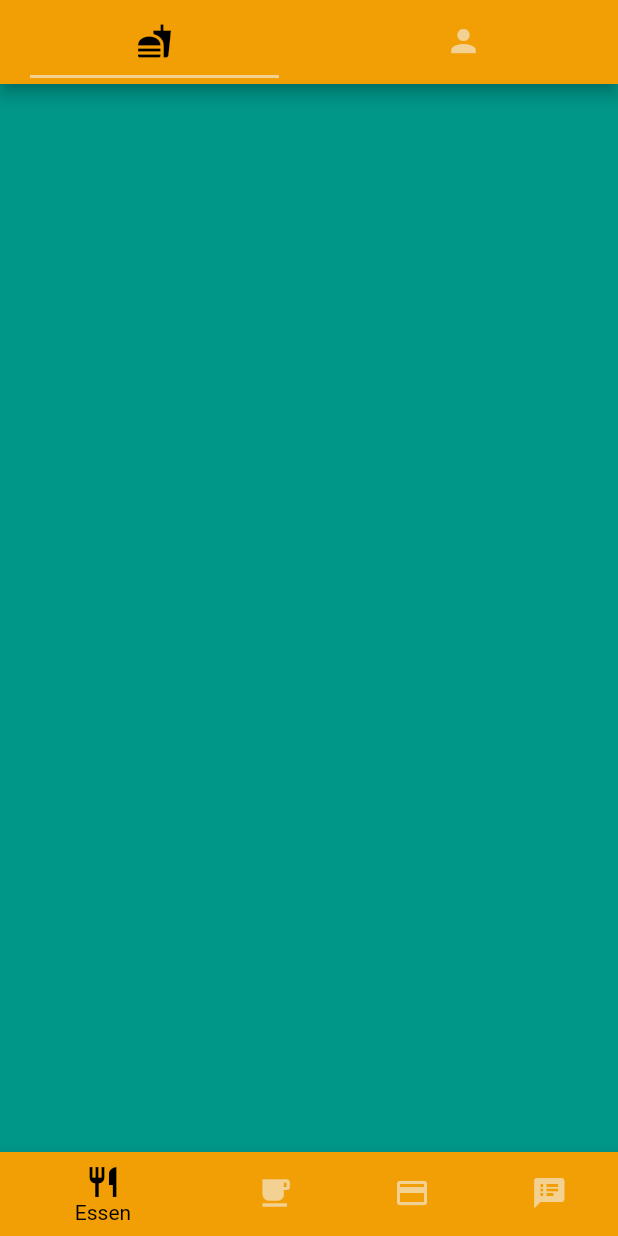
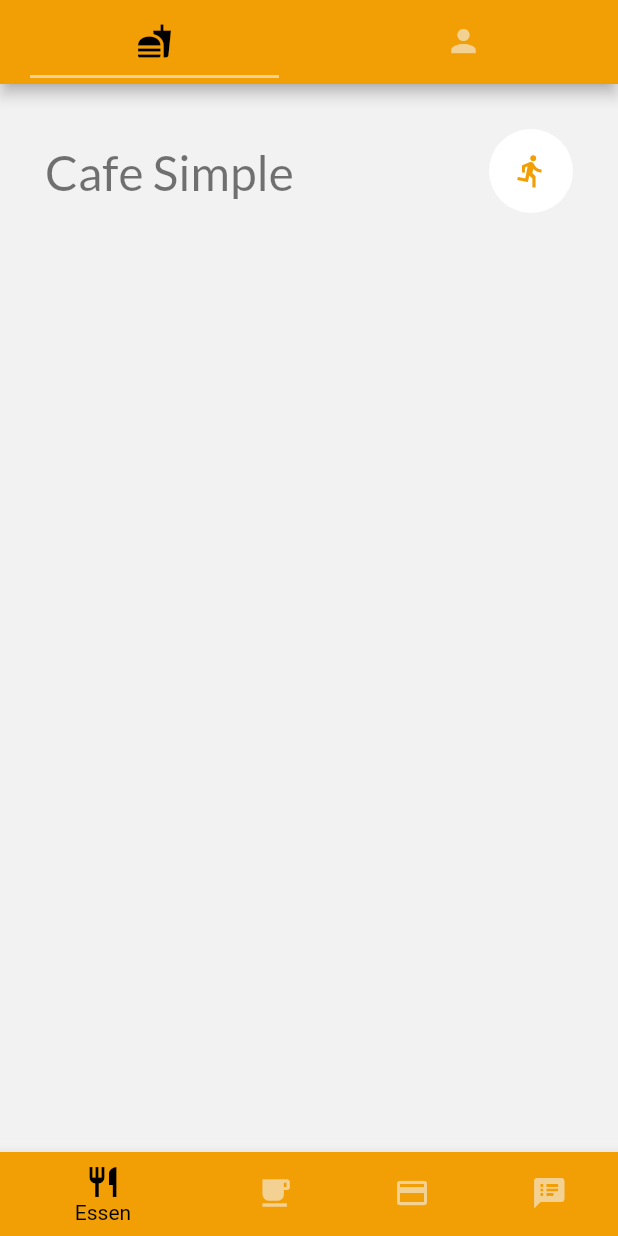
Before and after one commit to TimBayer123/GastroMeUI, a Flutter app: the screen it shows after launch, after a tap on "Check-In", on a phone screen of 412 x 824 dp. Run offline on Flutter 3.47's test engine with Material 2 defaults, Android fonts, the phone set to English and light mode, and no system bars.

Commit message:
Anpassungen des UI Layouts, Hinzufügen des Headline Widgets, SpeisekarteHeader erstellt

```diff
--- a/lib/MainLayout.dart
+++ b/lib/MainLayout.dart
@@ -1,6 +1,7 @@
 import 'dart:io';
 
 import 'package:flutter/material.dart';
+import 'package:gastrome/pages/Menu.dart';
 import 'package:gastrome/pages/RestaurantOverview.dart';
 import 'package:gastrome/widgets/LoginWidget.dart';
 
@@ -30,10 +31,10 @@ class _MainLayoutState extends State<MainLayout>
 
   //In dieser Liste sind alle Seiten aufgeführt, die über die Navbar erreichbar sind
   final List<Widget> listOfPages = [
-    PlaceholderWidget(Colors.teal),
+    Menu(),
     PlaceholderWidget(Colors.blueGrey),
     PlaceholderWidget(Colors.green),
-    PlaceholderWidget(Colors.pink)
+    PlaceholderWidget(Colors.teal)
   ];
 
   @override
@@ -62,6 +63,7 @@ class _MainLayoutState extends State<MainLayout>
   @override
   Widget build(BuildContext context) {
     return Scaffold(
+      backgroundColor: Theme.of(context).backgroundColor,
         appBar: AppBar(
           automaticallyImplyLeading: false,
           flexibleSpace: Center(
@@ -92,7 +94,7 @@ class _MainLayoutState extends State<MainLayout>
         bottomNavigationBar: showNavBar
             ? (loggedIn ? BottomNavigationBar(
                 type: BottomNavigationBarType.shifting,
-                backgroundColor: Theme.of(context).primaryColor,
+                backgroundColor: Theme.of(context).accentColor,
                 selectedItemColor: Theme.of(context).accentIconTheme.color,
                 unselectedItemColor: Theme.of(context).primaryIconTheme.color,
                 currentIndex: currentNavIndex,
@@ -117,13 +119,16 @@ class _MainLayoutState extends State<MainLayout>
                 ],
               ):LoginWidget())
             : null,
-        body: TabBarView(
+        body: Padding(
+          padding: EdgeInsets.fromLTRB(30, 30, 30, 0),
+          child: TabBarView(
             physics: NeverScrollableScrollPhysics(),
             controller: tabController,
             children: [
               loggedIn ? listOfPages[ currentNavIndex] : RestaurantOverview(),
               PlaceholderWidget(Colors.amber),
             ],
+          ),
         ));
   }
 
--- a/lib/main.dart
+++ b/lib/main.dart
@@ -9,14 +9,17 @@ void main() {
   WidgetsFlutterBinding.ensureInitialized();
   runApp(MaterialApp(
     theme: ThemeData(
-      primaryColor: Color(0xfff29f05),
-      accentColor: Color(0xfff2f2f2),
+      accentColor: Color(0xfff29f05),
+      primaryColor: Color(0xfff2f2f2),
       primaryIconTheme: IconThemeData(color: Color(0xfff2f2f2).withOpacity(0.60)),
       accentIconTheme: IconThemeData(color: Color(0xfff2f2f2)),
+      backgroundColor: Color(0xfff2f2f2),
+      appBarTheme: AppBarTheme(color: Color(0xfff29f05)),
       canvasColor: Color(0xfff29f05),
+      floatingActionButtonTheme: FloatingActionButtonThemeData(backgroundColor: Colors.white),
 
       textTheme: TextTheme(
-        headline1: TextStyle(fontSize: 72.0, fontFamily: 'Lato', fontWeight: FontWeight.bold),
+        headline1: TextStyle(fontSize: 32.0, fontFamily: 'Lato', fontWeight: FontWeight.w500),
         headline6: TextStyle(fontSize: 36.0, fontFamily: 'Lato', fontStyle: FontStyle.italic),
         bodyText1: TextStyle(fontSize: 16.0, fontFamily: 'Lato',),
       ),
--- /dev/null
+++ b/lib/pages/Menu.dart
@@ -0,0 +1,20 @@
+import 'package:flutter/material.dart';
+import 'package:gastrome/widgets/HeadlineWidget.dart';
+
+class Menu extends StatefulWidget {
+  @override
+  _MenuState createState() => _MenuState();
+}
+
+class _MenuState extends State<Menu> {
+  @override
+  Widget build(BuildContext context) {
+    return Container(
+      child: Column(
+        children: [
+          HeadlineWidget(restaurantName: 'Cafe Simple', callWaiterButton: true),
+        ],
+      ),
+    );
+  }
+}
--- /dev/null
+++ b/lib/widgets/HeadlineWidget.dart
@@ -0,0 +1,34 @@
+import 'package:flutter/cupertino.dart';
+import 'package:flutter/material.dart';
+
+class HeadlineWidget extends StatelessWidget {
+  String restaurantName;
+  bool callWaiterButton;
+
+  HeadlineWidget({this.restaurantName, this.callWaiterButton});
+
+  @override
+  Widget build(BuildContext context) {
+    return Container(
+      child: Row(
+        mainAxisAlignment: MainAxisAlignment.spaceBetween,
+        children: [
+          Expanded(
+              child: Container(
+                  alignment: Alignment.centerLeft,
+                  child: Text(restaurantName,
+                  style: Theme.of(context).textTheme.headline1,)
+              )
+          ),
+          Container(
+              alignment: Alignment.centerRight,
+              child: FloatingActionButton(
+                elevation: 0,
+                child: Icon(callWaiterButton ? Icons.directions_run : null, color: Theme.of(context).accentColor),
+              ),
+          ),
+        ],
+      ),
+    );
+  }
+}
--- a/lib/widgets/LoginWidget.dart
+++ b/lib/widgets/LoginWidget.dart
@@ -15,6 +15,7 @@ class LoginWidget extends StatelessWidget {
         );
       },
       child: Container(
+        color: Theme.of(context).accentColor,
         height: 80,
         width: MediaQuery.of(context).size.width,
         child: Row(
@@ -22,17 +23,16 @@ class LoginWidget extends StatelessWidget {
           children: [
             Icon(
               Icons.settings_overscan,
-              color: Theme.of(context).accentColor,
-              size: 30,
+              color: Theme.of(context).primaryColor,
+              size: 40,
             ),
             SizedBox(width: 20),
             Text('Check-In',
                 style: TextStyle(
-                  color: Theme.of(context).accentColor,
+                  color: Theme.of(context).primaryColor,
                   fontFamily: 'Lato',
-                  fontSize: 20,
-                  fontWeight: FontWeight.w700,
-                  letterSpacing: 1.5
+                  fontSize: 32,
+                  fontWeight: FontWeight.w500,
                 )),
           ],
         ),
--- a/pubspec.yaml
+++ b/pubspec.yaml
@@ -73,6 +73,10 @@ flutter:
          - asset: fonts/Lato-Regular.ttf
          - asset: fonts/Lato-Italic.ttf
            style: italic
+         - asset: fonts/Lato-Semibold.ttf
+           weight: 500
+         - asset: fonts/Lato-SemiboldItalic.ttf
+           style: italic
   #   - family: Trajan Pro
   #     fonts:
   #       - asset: fonts/TrajanPro.ttf
```
Lines whose indentation alone changed are shown as unchanged.
